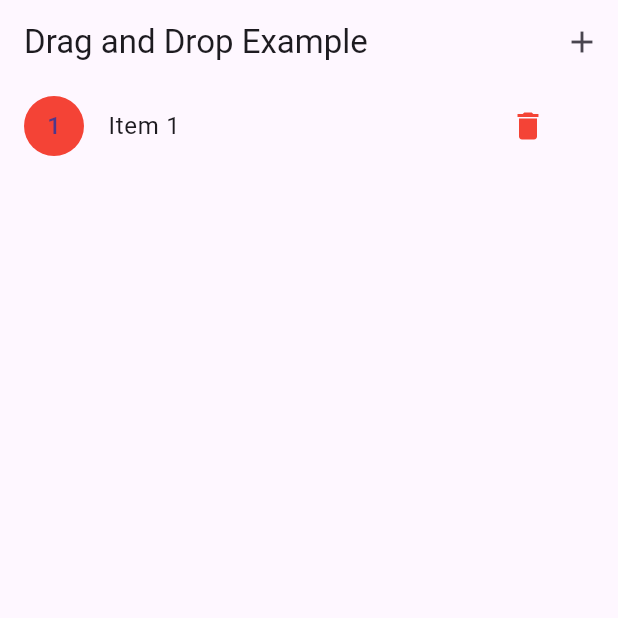
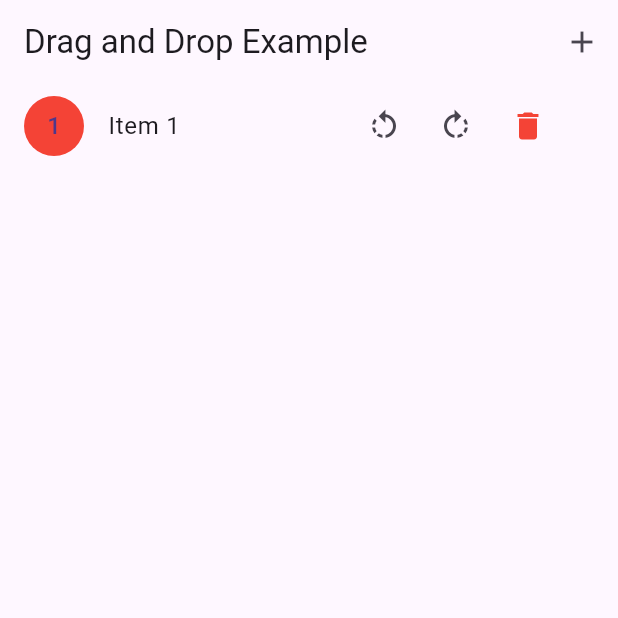
Before and after one commit to ken-ty/flutter-draggable-linux-sample, a Flutter app: the screen it shows after launch, after a tap on the "add" icon, on a phone screen of 412 x 824 dp, the top half of it. Run offline on Flutter 3.47's test engine with Material 3 defaults, Android fonts, the phone set to English and light mode, and no system bars; our stand-ins replace flutter_riverpod, freezed_annotation.

Commit message:
feat: add rotate button

```diff
--- a/lib/main.dart
+++ b/lib/main.dart
@@ -12,17 +12,19 @@ void main() {
 class MyApp extends ConsumerWidget {
   const MyApp({Key? key}) : super(key: key);
 
+  static const title = 'Drag and Drop Example';
+
   @override
   Widget build(BuildContext context, WidgetRef ref) {
     return MaterialApp(
+      title: title,
       home: Scaffold(
         appBar: AppBar(
-          title: const Text('Drag and Drop Example'),
+          title: const Text(title),
           actions: [
             IconButton(
               icon: const Icon(Icons.add),
               onPressed: () {
-                // Add a new item via the provider
                 final notifier = ref.read(dragItemsProvider.notifier);
                 notifier.addItem();
               },
@@ -72,9 +74,22 @@ class _ReorderableControlsListView extends ConsumerWidget {
               child: Text('${items[index].id + 1}'),
             ),
             title: Text('Item ${items[index].id + 1}'),
-            trailing: IconButton(
-              icon: const Icon(Icons.delete, color: Colors.red),
-              onPressed: () => notifier.removeItem(items[index].id),
+            trailing: Row(
+              mainAxisSize: MainAxisSize.min,
+              children: [
+                IconButton(
+                  icon: const Icon(Icons.rotate_left),
+                  onPressed: () => notifier.incrementTheta(index, -pi / 18),
+                ),
+                IconButton(
+                  icon: const Icon(Icons.rotate_right),
+                  onPressed: () => notifier.incrementTheta(index, pi / 18),
+                ),
+                IconButton(
+                  icon: const Icon(Icons.delete, color: Colors.red),
+                  onPressed: () => notifier.removeItem(items[index].id),
+                ),
+              ],
             ),
             onTap: () {
               debugPrint('Tapped on item with id: ${items[index].id}');
@@ -127,11 +142,11 @@ class DragItemsNotifier extends StateNotifier<List<DragItem>> {
     ];
   }
 
-  void incrementTheta(int index) {
+  void incrementTheta(int index, double deltaTheta) {
     state = [
       for (int i = 0; i < state.length; i++)
         if (i == index)
-          state[i].copyWith(theta: (state[i].theta + pi / 180) % (2 * pi))
+          state[i].copyWith(theta: (state[i].theta + deltaTheta) % (2 * pi))
         else
           state[i]
     ];
```
